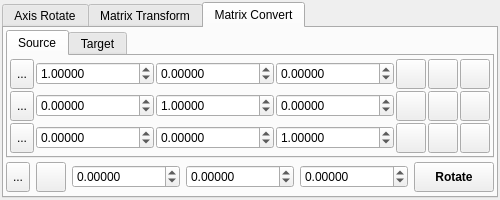
Qt form trunk/src/gui/transform.ui (trisyoungs/aten) before a commit.
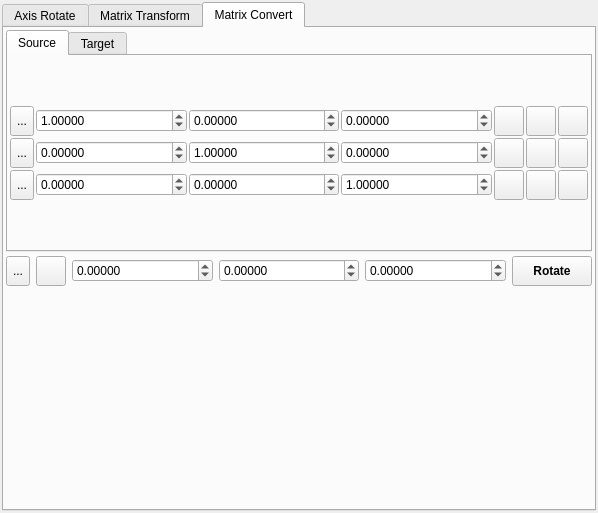
The same form after that commit. The open tabs and pages were chosen to show the change. Icons and pictures are not drawn.

```diff
--- a/trunk/src/gui/transform.ui
+++ b/trunk/src/gui/transform.ui
@@ -5,8 +5,8 @@
    <rect>
     <x>0</x>
     <y>0</y>
-    <width>379</width>
-    <height>200</height>
+    <width>598</width>
+    <height>513</height>
    </rect>
   </property>
   <property name="windowTitle" >
```
Left out of the diff: 93 changed lines with no effect on the pictures.
